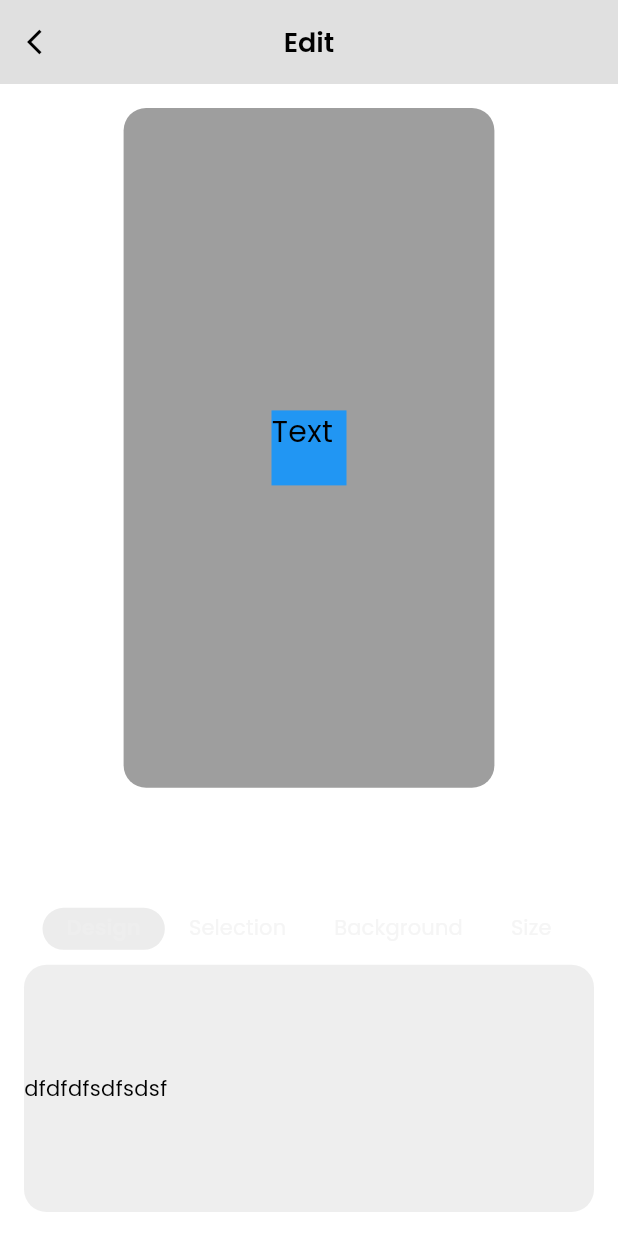
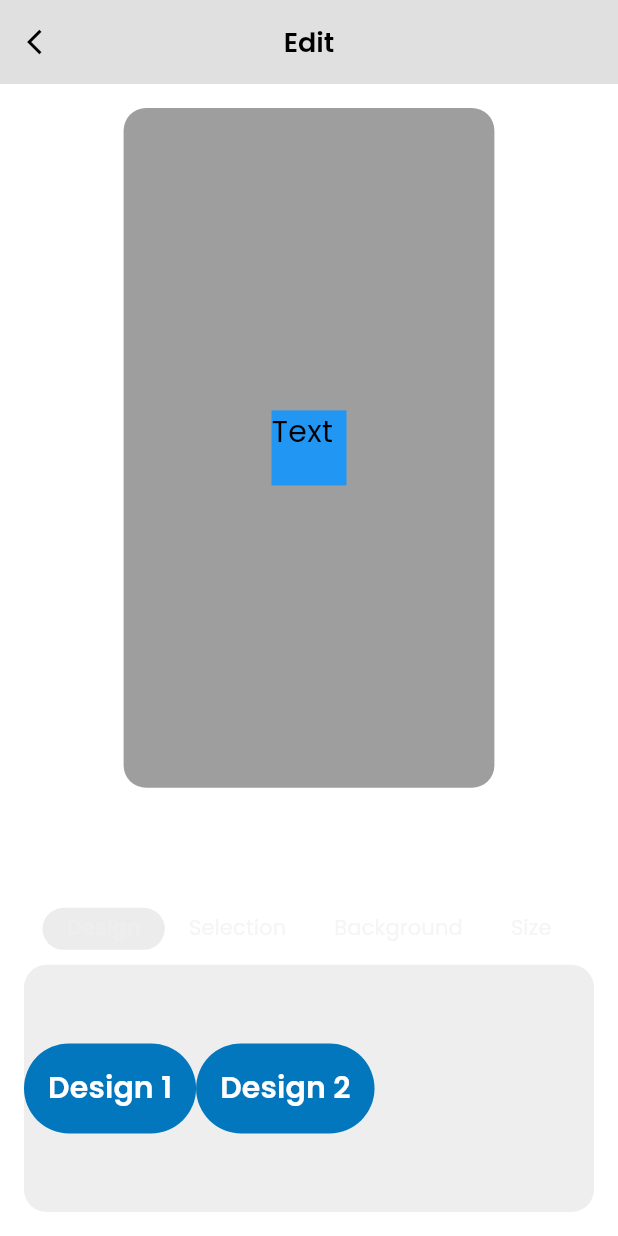
Before and after one commit to nabinoy/ytshare, a Flutter app: the EditPage screen opened by its route, on a phone screen of 412 x 824 dp. Run offline on Flutter 3.47's test engine with Material 3 defaults, Android fonts, the phone set to English and light mode, and no system bars; our stand-ins replace animated_splash_screen, cached_network_image, expandable_text, flutter_animate, material_design_icons_flutter, page_transition and 3 more; missing offline and left inert: flutter_snackbar_content; accounts and stored records are empty.

Commit message:
design bug fixed

```diff
--- a/lib/screens/editpage.dart
+++ b/lib/screens/editpage.dart
@@ -111,6 +111,10 @@ class _EditPageState extends State<EditPage> {
                   setState(() {
                     _widgetSize = value;
                   });
+                }, (value) {
+                  setState(() {
+                    selectedDesign = value;
+                  });
                 }),
               ],
             )
@@ -125,8 +129,10 @@ class TabContent extends StatefulWidget {
   final int tabName;
   final double widgetSize;
   final ValueChanged<double> onSizeChanged;
+  final ValueChanged<int> onDesignChanged;
 
-  const TabContent(this.tabName, this.widgetSize, this.onSizeChanged,
+  const TabContent(
+      this.tabName, this.widgetSize, this.onSizeChanged, this.onDesignChanged,
       {super.key});
 
   @override
@@ -143,7 +149,48 @@ class _TabContentState extends State<TabContent> {
         borderRadius: BorderRadius.circular(15),
       ),
       child: ((widget.tabName == 0))
-          ? Row(children: [Text('dfdfdf'), Text('sdfsdsf')])
+          ? Row(children: [
+              MaterialButton(
+                minWidth: 60,
+                height: 60,
+                onPressed: () {
+                  setState(() {
+                    widget.onDesignChanged(0);
+                  });
+                },
+                color: Colors.lightBlue[800],
+                elevation: 0,
+                shape: RoundedRectangleBorder(
+                    borderRadius: BorderRadius.circular(50)),
+                child: Text(
+                  "Design 1",
+                  style: TextStyle(
+                      color: Colors.white,
+                      fontWeight: FontWeight.w600,
+                      fontSize: 20),
+                ),
+              ),
+              MaterialButton(
+                minWidth: 60,
+                height: 60,
+                onPressed: () {
+                  setState(() {
+                    widget.onDesignChanged(1);
+                  });
+                },
+                color: Colors.lightBlue[800],
+                elevation: 0,
+                shape: RoundedRectangleBorder(
+                    borderRadius: BorderRadius.circular(50)),
+                child: Text(
+                  "Design 2",
+                  style: TextStyle(
+                      color: Colors.white,
+                      fontWeight: FontWeight.w600,
+                      fontSize: 20),
+                ),
+              ),
+            ])
           : (widget.tabName == 3)
               ? Row(
                   mainAxisAlignment: MainAxisAlignment.spaceEvenly,
```
